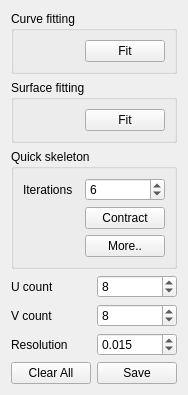
Before: the Qt Designer form nurbs_plugin/nurbstools.ui in ialhashim/topo-blend, drawn with Qt 5.
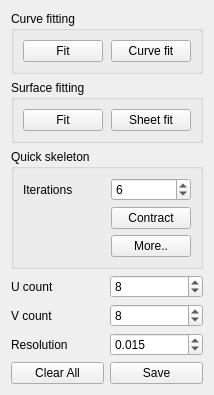
After: the same form once the commit is applied. Icons and pictures are not drawn.

What changed in the file:
```diff
--- a/nurbs_plugin/nurbstools.ui
+++ b/nurbs_plugin/nurbstools.ui
@@ -6,7 +6,7 @@
    <rect>
     <x>0</x>
     <y>0</y>
-    <width>174</width>
+    <width>214</width>
     <height>379</height>
    </rect>
   </property>
@@ -21,6 +21,26 @@
      </property>
      <layout class="QGridLayout" name="gridLayout">
       <item row="1" column="1">
+       <spacer name="horizontalSpacer">
+        <property name="orientation">
+         <enum>Qt::Horizontal</enum>
+        </property>
+        <property name="sizeHint" stdset="0">
+         <size>
+          <width>40</width>
+          <height>20</height>
+         </size>
+        </property>
+       </spacer>
+      </item>
+      <item row="1" column="3">
+       <widget class="QPushButton" name="curveFitButton">
+        <property name="text">
+         <string>Curve fit</string>
+        </property>
+       </widget>
+      </item>
+      <item row="1" column="0">
        <widget class="QPushButton" name="fitCurveButton">
         <property name="text">
          <string>Fit</string>
@@ -31,19 +51,6 @@
         </property>
        </widget>
       </item>
-      <item row="1" column="0">
-       <spacer name="horizontalSpacer">
-        <property name="orientation">
-         <enum>Qt::Horizontal</enum>
-        </property>
-        <property name="sizeHint" stdset="0">
-         <size>
-          <width>40</width>
-          <height>20</height>
-         </size>
-        </property>
-       </spacer>
-      </item>
      </layout>
     </widget>
    </item>
@@ -53,20 +60,27 @@
       <string>Surface fitting</string>
      </property>
      <layout class="QGridLayout" name="gridLayout_2">
-      <item row="0" column="0">
-       <spacer name="horizontalSpacer_2">
-        <property name="orientation">
-         <enum>Qt::Horizontal</enum>
-        </property>
-        <property name="sizeHint" stdset="0">
-         <size>
-          <width>40</width>
-          <height>20</height>
-         </size>
-        </property>
-       </spacer>
-      </item>
       <item row="0" column="1">
+       <spacer name="horizontalSpacer_2">
+        <property name="orientation">
+         <enum>Qt::Horizontal</enum>
+        </property>
+        <property name="sizeHint" stdset="0">
+         <size>
+          <width>40</width>
+          <height>20</height>
+         </size>
+        </property>
+       </spacer>
+      </item>
+      <item row="0" column="3">
+       <widget class="QPushButton" name="sheetFitButton">
+        <property name="text">
+         <string>Sheet fit</string>
+        </property>
+       </widget>
+      </item>
+      <item row="0" column="0">
        <widget class="QPushButton" name="fitSurfaceButton">
         <property name="text">
          <string>Fit</string>
```
